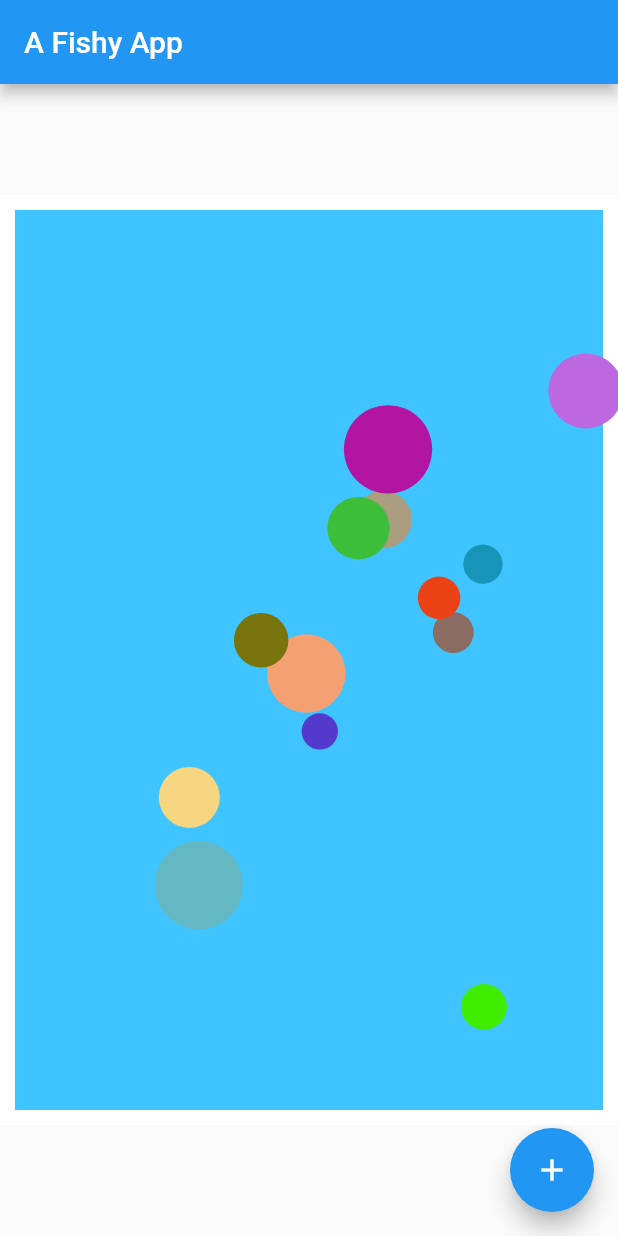
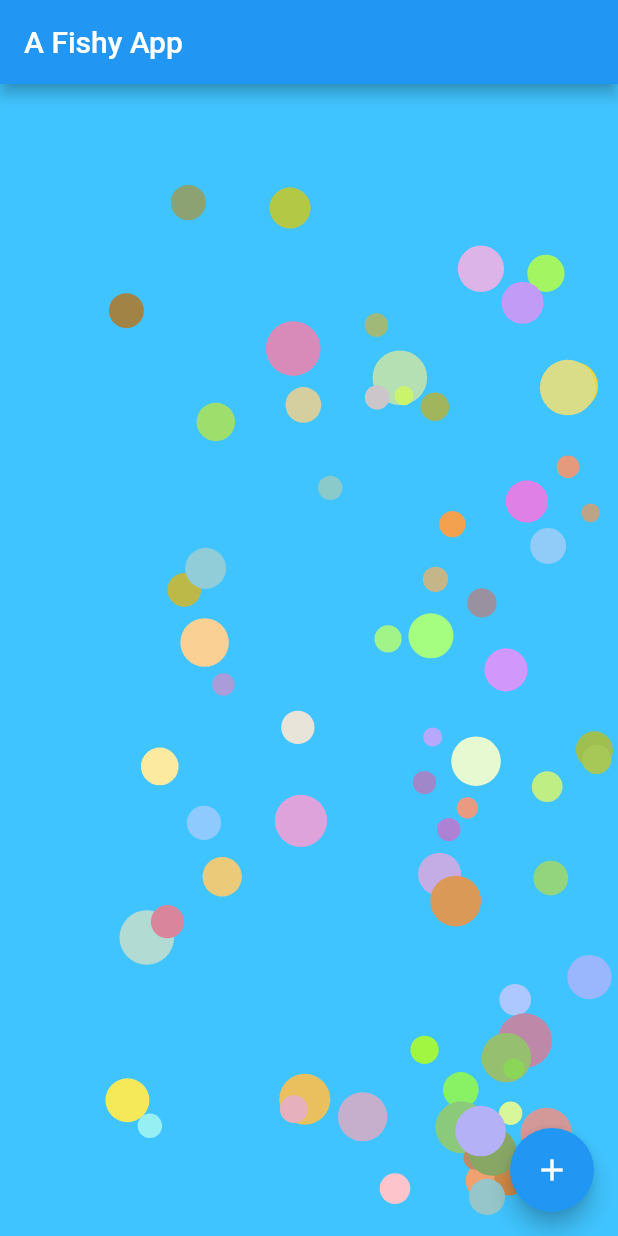
Before and after one commit to pearlbob/fish, a Flutter app: the screen it shows after launch, on a phone screen of 412 x 824 dp. Run offline on Flutter 3.47's test engine with Material 2 defaults, Android fonts, the phone set to English and light mode, and no system bars.

Commit message:
full app screen, proportional sizes

```diff
--- a/lib/main.dart
+++ b/lib/main.dart
@@ -3,9 +3,12 @@ import 'dart:math';
 import 'package:flutter/material.dart';
 import 'package:flutter/scheduler.dart';
 
-int _paintCounter = 0; //  debug
+//  to run on linux desktop:
+//  from the shell, in the root directory:
+//  flutter -d linux create .
+
 Canvas _canvas; //  handy reference
-Size _paintSize = Size(800, 600);
+Size _paintSize;
 
 void main() {
   runApp(MyApp());
@@ -61,12 +64,8 @@ class _MyHomePageState extends State<MyHomePage> with SingleTickerProviderStateM
   void initState() {
     super.initState();
 
-    for (int i = 0; i < 25; i++) _shapes.add(CircleShape());
-
     _ticker = createTicker((Duration elapsed) {
-      setState(() {
-        _paintCounter++;
-      });
+      setState(() {});
     });
     _ticker.start();
   }
@@ -89,38 +88,10 @@ class _MyHomePageState extends State<MyHomePage> with SingleTickerProviderStateM
         // the App.build method, and use it to set our appbar title.
         title: Text(widget.title),
       ),
-      body: Center(
-        // Center is a layout widget. It takes a single child and positions it
-        // in the middle of the parent.
-        child: Column(
-          // Column is also a layout widget. It takes a list of children and
-          // arranges them vertically. By default, it sizes itself to fit its
-          // children horizontally, and tries to be as tall as its parent.
-          //
-          // Invoke "debug painting" (press "p" in the console, choose the
-          // "Toggle Debug Paint" action from the Flutter Inspector in Android
-          // Studio, or the "Toggle Debug Paint" command in Visual Studio Code)
-          // to see the wireframe for each widget.
-          //
-          // Column has various properties to control how it sizes itself and
-          // how it positions its children. Here we use mainAxisAlignment to
-          // center the children vertically; the main axis here is the vertical
-          // axis because Columns are vertical (the cross axis would be
-          // horizontal).
-          mainAxisAlignment: MainAxisAlignment.center,
-          children: <Widget>[
-            Container(
-              color: Colors.white,
-              padding: EdgeInsets.all(10),
-              child: Container(
-                color: Colors.white,
-                width: _paintSize.width,
-                height: _paintSize.height,
-                child: CustomPaint(painter: _FishPainter()),
-              ),
-            ),
-          ],
-        ),
+      body: Container(
+        color: Colors.white,
+        constraints: BoxConstraints.expand(),
+        child: CustomPaint(painter: _FishPainter()),
       ),
       floatingActionButton: FloatingActionButton(
         onPressed: _doPlusButton,
@@ -145,26 +116,15 @@ class _FishPainter extends CustomPainter {
     _canvas = canvas;
     _paintSize = paintSize;
 
+    if (_shapes.isEmpty) {
+      //  fixme: odd moment to call initialization... but it has to happen after paint size initialization
+      for (int i = 0; i < 75; i++) {
+        _shapes.add(CircleShape());
+      }
+    }
+
     //  clear the pond
     _canvas.drawRect(Rect.fromLTWH(0, 0, paintSize.width, paintSize.height), _blue);
-
-    //  debug counter
-    // TextPainter(
-    //   text: TextSpan(
-    //     text: _paintCounter.toString(),
-    //     style: TextStyle(
-    //       fontFamily: 'Bravura',
-    //       color: Colors.black54,
-    //       fontSize: 20,
-    //     ),
-    //   ),
-    //   textDirection: TextDirection.ltr,
-    // )
-    //   ..layout(
-    //     minWidth: 0,
-    //     maxWidth: 200,
-    //   )
-    //   ..paint(_canvas, Offset(10, 10));
 
     //  increment and paint the shapes
     for (Shape shape in _shapes) {
@@ -183,7 +143,8 @@ List<Shape> _shapes = [];
 
 class CircleShape extends Shape {
   CircleShape() {
-    _r = 10.0 + _random.nextDouble() * 20.0;
+    double minDim = min(_paintSize.width, _paintSize.height) * 0.015;
+    _r = minDim + _random.nextDouble() * minDim * 2;
     _size = Point(2 * _r, 2 * _r);
     //  reset the location based on the new size
     _location =
@@ -191,11 +152,11 @@ class CircleShape extends Shape {
     _paint = Paint()
       ..color = Color.fromARGB(
           255, // opaque
-          (_random.nextDouble() * 255).toInt(), //
-          (_random.nextDouble() * 255).toInt(), //
-          (_random.nextDouble() * 255).toInt()
-          // fixme: worry about random color that matches the background too well!
+          128 + (_random.nextDouble() * 127).toInt(), //
+          128 + (_random.nextDouble() * 127).toInt(), //
+          64 + (_random.nextDouble() * 191).toInt()
           );
+    //  note: with the above coloring, the background color cannot be matched
   }
 
   @override
@@ -229,31 +190,31 @@ class Shape {
   void tick() {
     _location = Point(_location.x + _velocity.x, _location.y + _velocity.y);
 
-    //  bounce off the paint boundary
+    //  bounce off the boundary
     if (_location.x <= 0) {
       _velocity = Point(-_velocity.x, velocity.y); //  reverse x direction
       _location = Point(_location.x + _velocity.x, _location.y);
     } else if (_location.x + _size.x >= _paintSize.width) {
       _velocity = Point(-_velocity.x, velocity.y); //  reverse x direction
-      _location = Point(_location.x + _velocity.x, _location.y);
+      _location = Point(_location.x - _velocity.x.abs(), _location.y);
     }
     if (_location.y <= 0) {
       _velocity = Point(_velocity.x, -velocity.y); //  reverse y direction
       _location = Point(_location.x, _location.y + _velocity.y);
     } else if (_location.y + _size.y >= _paintSize.height) {
       _velocity = Point(_velocity.x, -velocity.y); //  reverse y direction
-      _location = Point(_location.x, _location.y + _velocity.y);
+      _location = Point(_location.x, _location.y - _velocity.y.abs());
     }
+
+    //  todo: look for other fish, react to their velocity
 
     //  todo: bounce off other shapes
 
-    //  assert truths
-    assert(_velocity.x <= -minimumSpeed || _velocity.x >= minimumSpeed);  //  temporary
-    assert(_velocity.y <= -minimumSpeed || _velocity.y >= minimumSpeed);  //  temporary
-    assert(_location.x >= 0);
-    assert(_location.x <= _paintSize.width - _size.x);
-    assert(_location.y >= 0);
-    assert(_location.y <= _paintSize.height - _size.y);
+    // assert truths... not true when window size changes!
+    // assert(_location.x >= 0);
+    // assert(_location.x <= _paintSize.width - _size.x);
+    // assert(_location.y >= 0);
+    // assert(_location.y <= _paintSize.height - _size.y);
   }
 }
 
@@ -262,4 +223,3 @@ final _random = new Random();
 
 Paint _blue = Paint()..color = Colors.lightBlueAccent;
 Paint _black54 = Paint()..color = Colors.black54;
-Paint _orange = Paint()..color = Colors.orange;
--- a/pubspec.yaml
+++ b/pubspec.yaml
@@ -1,5 +1,5 @@
 name: fish
-description: A new Flutter project.
+description: A fishy project.
 
 # The following line prevents the package from being accidentally published to
 # pub.dev using `pub publish`. This is preferred for private packages.
```
